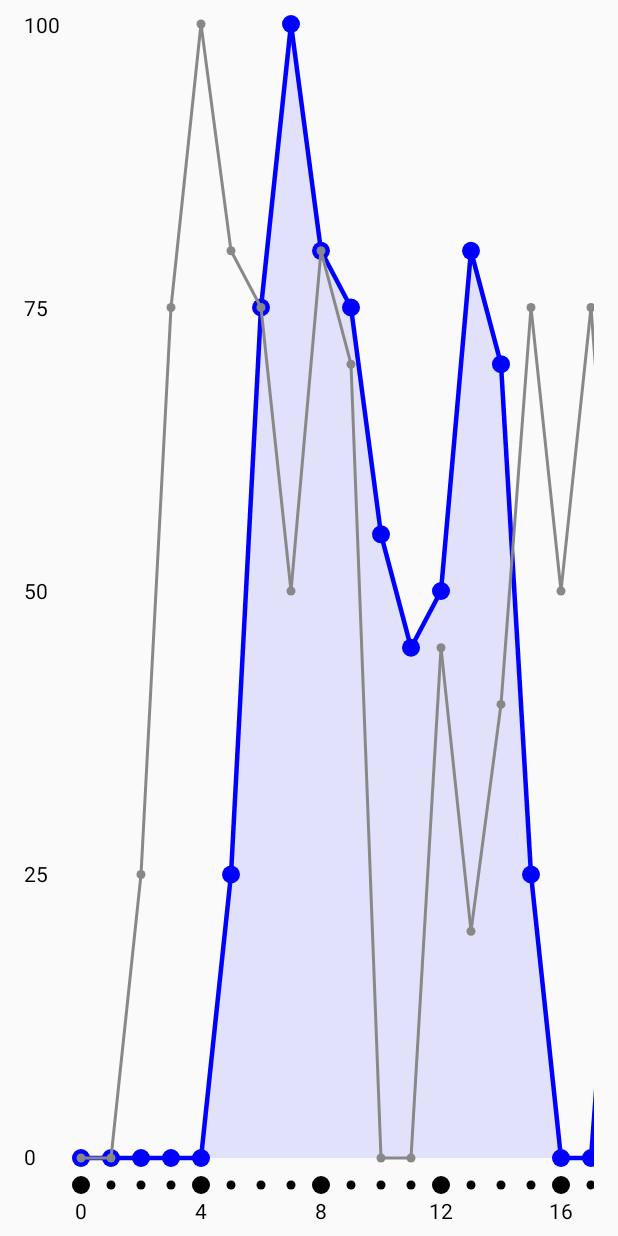
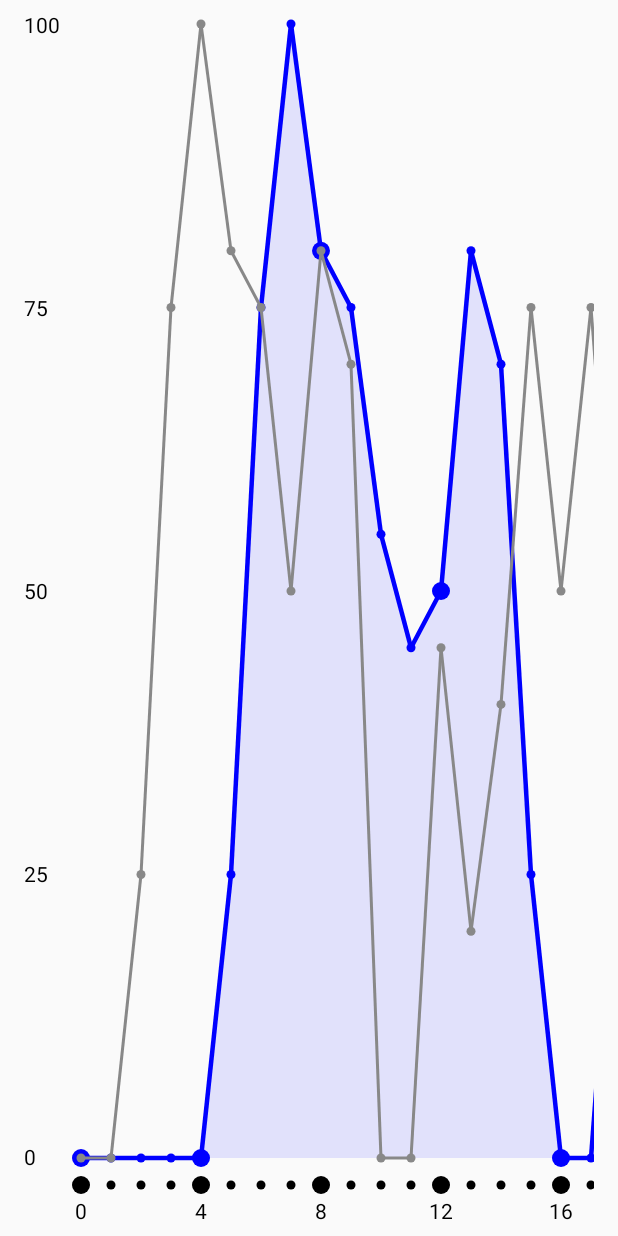
Before and after one commit to Madrapps/plot, an Android app built with Jetpack Compose: the @Preview function DefaultPreview, on a phone screen of 412 x 824 dp. Run offline under Robolectric (Android 15) with nearby library versions, the phone set to English and light mode, and no system bars.

Commit message:
Exposing dataPoint in Intersection draw

```diff
--- a/app/src/main/java/com/madrapps/plot/Components.kt
+++ b/app/src/main/java/com/madrapps/plot/Components.kt
@@ -40,7 +40,7 @@ data class LinePlot(
         val dataPoints: List<DataPoint>,
         val connection: Connection?,
         val intersection: Intersection?,
-        val highlight: Intersection? = null,
+        val highlight: Highlight? = null,
         val areaUnderLine: AreaUnderLine? = null
     )
 
@@ -76,10 +76,35 @@ data class LinePlot(
         val style: DrawStyle = Fill,
         val colorFilter: ColorFilter? = null,
         val blendMode: BlendMode = DrawScope.DefaultBlendMode,
-        val draw: DrawScope.(Offset) -> Unit = { center ->
+        val draw: DrawScope.(Offset, DataPoint) -> Unit = { center, point ->
+            val x = point.x
+            val rad = if (x % 4f == 0f) radius else 3.dp
             drawCircle(
                 color,
-                radius.toPx(),
+                rad.toPx(),
+                center,
+                alpha,
+                style,
+                colorFilter,
+                blendMode
+            )
+        }
+    )
+
+    data class Highlight(
+        val color: Color = Color.Black,
+        val radius: Dp = 6.dp,
+        /*@FloatRange(from = 0.0, to = 1.0)*/
+        val alpha: Float = 1.0f,
+        val style: DrawStyle = Fill,
+        val colorFilter: ColorFilter? = null,
+        val blendMode: BlendMode = DrawScope.DefaultBlendMode,
+        val draw: DrawScope.(Offset) -> Unit = { center ->
+            val x = center.x
+            val rad = if (x % 4f == 0f) radius else 3.dp
+            drawCircle(
+                color,
+                rad.toPx(),
                 center,
                 alpha,
                 style,
@@ -128,7 +153,7 @@ data class LinePlot(
         val paddingTop: Dp = 8.dp,
         val paddingBottom: Dp = 8.dp,
         val roundToInt: Boolean = true,
-        val content: @Composable (Int, Int) -> Unit = { min, offset  ->
+        val content: @Composable (Int, Int) -> Unit = { min, offset ->
             (0 until steps).forEach {
                 val value = it * offset + min
 
--- a/app/src/main/java/com/madrapps/plot/MainActivity.kt
+++ b/app/src/main/java/com/madrapps/plot/MainActivity.kt
@@ -41,6 +41,7 @@ import androidx.compose.ui.unit.dp
 import com.madrapps.plot.LinePlot.AreaUnderLine
 import com.madrapps.plot.LinePlot.Connection
 import com.madrapps.plot.LinePlot.Grid
+import com.madrapps.plot.LinePlot.Highlight
 import com.madrapps.plot.LinePlot.Intersection
 import com.madrapps.plot.LinePlot.Line
 import com.madrapps.plot.ui.theme.PlotTheme
@@ -124,19 +125,19 @@ class MainActivity : ComponentActivity() {
                                     dataPoints1,
                                     Connection(Color.Blue, 3.dp),
                                     Intersection(Color.Blue, 6.dp),
-                                    Intersection(Color.Red, 12.dp),
+                                    Highlight(Color.Red, 12.dp),
                                     AreaUnderLine(Color.Blue, 0.1f)
                                 ),
                                 Line(
                                     dataPoints2,
 //                                    dataPoints2.map { DataPoint(it.x * 2, it.y) },
                                     Connection(Color.Gray, 2.dp),
-                                    Intersection { center ->
+                                    Intersection { center, _ ->
                                         val px = 4.dp.toPx()
                                         val topLeft = Offset(center.x - px, center.y - px)
                                         drawRect(Color.Gray, topLeft, Size(px * 2, px * 2))
                                     },
-                                    Intersection { center ->
+                                    Highlight { center ->
                                         val px = 4.dp.toPx()
                                         val topLeft = Offset(center.x - px, center.y - px)
                                         drawRect(Color.Red, topLeft, Size(px * 2, px * 2))
@@ -296,7 +297,7 @@ fun LineGraph(plot: LinePlot) {
                                 if (isDragging.value && (dragOffset.value) > it.x - xOffset / 2 && (dragOffset.value) < it.x + xOffset / 2) {
                                     dragLocks[line] = it
                                 } else {
-                                    intersection?.draw?.invoke(this, it)
+                                    intersection?.draw?.invoke(this, it, line.dataPoints[i])
                                 }
                             }
                             curOffset = nextOffset
@@ -410,14 +411,14 @@ fun DefaultPreview() {
                         dataPoints1,
                         Connection(Color.Blue, 3.dp),
                         Intersection(Color.Blue, 6.dp),
-                        Intersection(Color.Red, 4.dp),
+                        Highlight(Color.Red, 4.dp),
                         AreaUnderLine(Color.Blue, 0.1f)
                     ),
                     Line(
                         dataPoints2,
                         Connection(Color.Gray, 2.dp),
                         Intersection(Color.Gray, 3.dp),
-                        Intersection(Color.Gray, 3.dp)
+                        Highlight(Color.Gray, 3.dp)
                     ),
                 )
             )
```
